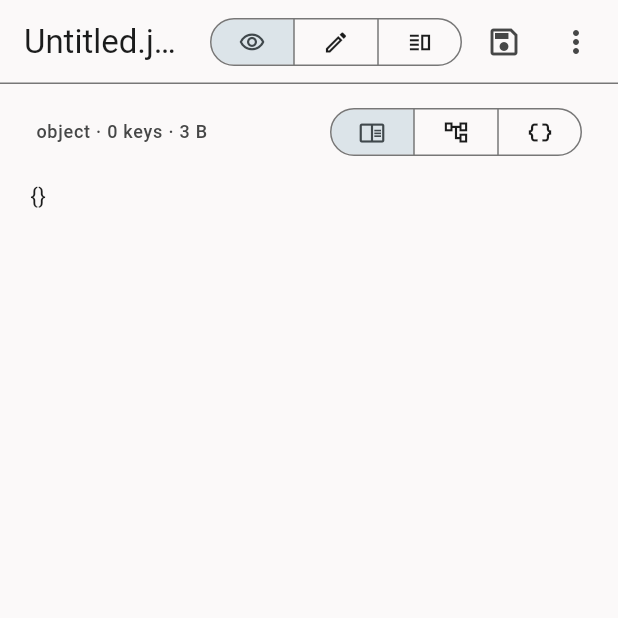
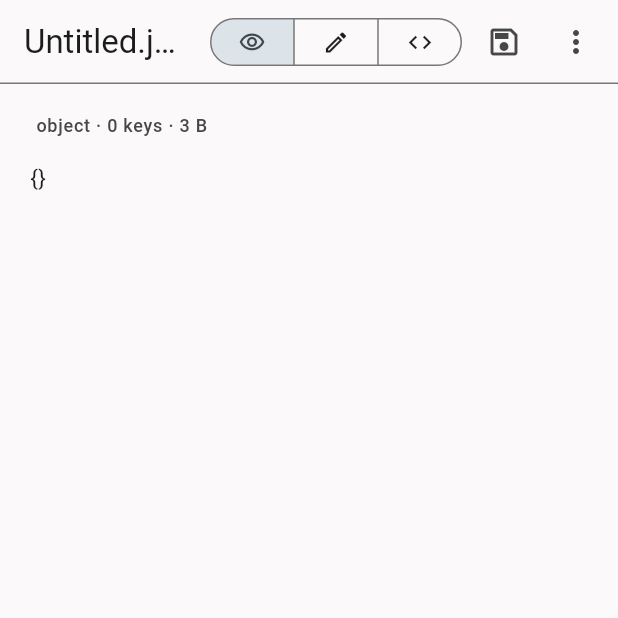
Before and after one commit to nicolasasauer/json-viewer, a Flutter app: the screen it shows after launch, after a tap on "New", after a tap on the "visibility" icon, on a phone screen of 412 x 824 dp, the top half of it. Run offline on Flutter 3.47's test engine with Material 3 defaults, Android fonts, the phone set to English and light mode, and no system bars.

Commit message:
Simplify navigation to three tabs: View, Form, Text
One switcher instead of three nested ones: View (rendered, read-only),
Form (structured editing) and Text (raw file, editable). Split view is
offered as a fourth tab on wide screens only and falls back to Text when
the screen gets narrow. Tree view and search moved to the overflow menu.

Co-Authored-By: Claude Opus 5.5 <noreply@anthropic.com>
Claude-Session: https://claude.ai/code/session_01HwmPg4ConTwySKttfVScuD

```diff
--- a/lib/src/json_editor.dart
+++ b/lib/src/json_editor.dart
@@ -15,7 +15,6 @@ class JsonEditor extends StatelessWidget {
     required this.onMinify,
     required this.onErrorTap,
     this.scrollController,
-    this.onSwitchToForm,
   });
 
   final TextEditingController controller;
@@ -29,9 +28,6 @@ class JsonEditor extends StatelessWidget {
   final VoidCallback onMinify;
   final VoidCallback onErrorTap;
   final ScrollController? scrollController;
-
-  /// Shows a "Form" button in the symbol bar when set.
-  final VoidCallback? onSwitchToForm;
 
   /// Inserts [text] at the cursor (replacing any selection) and places the
   /// cursor [cursorBack] characters before the end of the inserted text.
@@ -83,12 +79,7 @@ class JsonEditor extends StatelessWidget {
           ),
         ),
         const Divider(height: 1),
-        _SymbolBar(
-          onInsert: _insert,
-          onFormat: onFormat,
-          onMinify: onMinify,
-          onSwitchToForm: onSwitchToForm,
-        ),
+        _SymbolBar(onInsert: _insert, onFormat: onFormat, onMinify: onMinify),
         _StatusLine(
           parseResult: parseResult,
           upToDate: upToDate,
@@ -104,13 +95,11 @@ class _SymbolBar extends StatelessWidget {
     required this.onInsert,
     required this.onFormat,
     required this.onMinify,
-    this.onSwitchToForm,
   });
 
   final void Function(String text, {int cursorBack}) onInsert;
   final VoidCallback onFormat;
   final VoidCallback onMinify;
-  final VoidCallback? onSwitchToForm;
 
   @override
   Widget build(BuildContext context) {
@@ -132,14 +121,6 @@ class _SymbolBar extends StatelessWidget {
         scrollDirection: Axis.horizontal,
         padding: const EdgeInsets.symmetric(horizontal: 8),
         children: [
-          if (onSwitchToForm != null) ...[
-            TextButton.icon(
-              onPressed: onSwitchToForm,
-              icon: const Icon(Icons.dynamic_form_outlined, size: 18),
-              label: const Text('Form'),
-            ),
-            const VerticalDivider(indent: 10, endIndent: 10),
-          ],
           symbol('{ }', '{}', back: 1),
           symbol('[ ]', '[]', back: 1),
           symbol('" "', '""', back: 1),
--- a/lib/src/viewer_page.dart
+++ b/lib/src/viewer_page.dart
@@ -13,9 +13,11 @@ import 'json_tools.dart';
 import 'json_tree_view.dart';
 import 'readable_view.dart';
 
-enum ViewMode { view, edit, split }
+/// The tabs at the top. [split] is only offered on wide screens.
+enum ViewMode { view, form, text, split }
 
-enum ViewStyle { readable, tree, text }
+/// How the view tab presents the document.
+enum ViewStyle { readable, tree }
 
 enum _DiscardChoice { cancel, discard, save }
 
@@ -47,14 +49,16 @@ class _ViewerPageState extends State<ViewerPage> {
   ViewStyle _style = ViewStyle.readable;
   bool _humanizeKeys = true;
 
-  /// Raw text view: show the file formatted instead of exactly as stored.
-  bool _formatRaw = false;
   double _fontSize = 14;
   bool _searching = false;
   bool _syncScroll = true;
 
-  /// Edit mode shows the form editor (true) or the text editor (false).
-  bool _formEditor = true;
+  /// Whether the screen is wide enough for split view (set in build).
+  bool _wide = false;
+
+  /// The mode actually shown: split falls back to text on narrow screens.
+  ViewMode get _shown =>
+      _mode == ViewMode.split && !_wide ? ViewMode.text : _mode;
 
   /// Undo/redo for form edits (the text editor has its own history).
   final List<String> _undo = [];
@@ -66,8 +70,6 @@ class _ViewerPageState extends State<ViewerPage> {
   JsonParseResult _parsed = parseJson('');
   String _parsedText = '';
   Timer? _parseTimer;
-  String? _prettyCache;
-  Object? _prettyCacheValue;
 
   bool get _dirty => _hasDocument && _controller.text != _savedText;
 
@@ -132,8 +134,7 @@ class _ViewerPageState extends State<ViewerPage> {
       _fileName = name;
       _uri = null;
       _savedText = text;
-      _mode = ViewMode.edit;
-      _formEditor = true;
+      _mode = ViewMode.form;
       _searching = false;
       _undo.clear();
       _redo.clear();
@@ -159,7 +160,7 @@ class _ViewerPageState extends State<ViewerPage> {
                 onPressed: () async {
                   if (!await _confirmDiscard() || !mounted) return;
                   _newDocument(text: text, name: 'Pasted.json');
-                  setState(() => _formEditor = false);
+                  setState(() => _mode = ViewMode.text);
                 },
               ),
       );
@@ -226,14 +227,6 @@ class _ViewerPageState extends State<ViewerPage> {
     _parseTimer?.cancel();
     if (_controller.text != _parsedText) _reparse();
     return _parsed;
-  }
-
-  String _prettyText(Object? value) {
-    if (_prettyCache == null || !identical(_prettyCacheValue, value)) {
-      _prettyCache = prettyJson(value);
-      _prettyCacheValue = value;
-    }
-    return _prettyCache!;
   }
 
   // ---- Actions --------------------------------------------------------------
@@ -347,7 +340,7 @@ class _ViewerPageState extends State<ViewerPage> {
     setState(() {
       _parseNow();
       _mode = mode;
-      if (mode == ViewMode.edit) _searching = false;
+      if (mode == ViewMode.form || mode == ViewMode.text) _searching = false;
     });
   }
 
@@ -379,8 +372,9 @@ class _ViewerPageState extends State<ViewerPage> {
 
   void _jumpToError() {
     final offset = _parsed.error?.offset;
-    if (_mode == ViewMode.view) _setMode(ViewMode.edit);
-    if (_formEditor) setState(() => _formEditor = false);
+    if (_shown != ViewMode.text && _shown != ViewMode.split) {
+      _setMode(ViewMode.text);
+    }
     if (offset != null) {
       final o = offset.clamp(0, _controller.text.length);
       _controller.selection = TextSelection.collapsed(offset: o);
@@ -430,7 +424,7 @@ class _ViewerPageState extends State<ViewerPage> {
       });
       return;
     }
-    if (_mode == ViewMode.edit) {
+    if (_mode != ViewMode.view) {
       _setMode(ViewMode.view);
       return;
     }
@@ -444,8 +438,9 @@ class _ViewerPageState extends State<ViewerPage> {
   @override
   Widget build(BuildContext context) {
     final wide = MediaQuery.sizeOf(context).width >= 720;
+    _wide = wide;
     return PopScope(
-      canPop: !_dirty && !_searching && _mode != ViewMode.edit,
+      canPop: !_dirty && !_searching && _mode == ViewMode.view,
       onPopInvokedWithResult: (didPop, _) {
         if (!didPop) _handleBack();
       },
@@ -468,7 +463,7 @@ class _ViewerPageState extends State<ViewerPage> {
     final canSave = _hasDocument && (_dirty || _uri == null);
     final treeAvailable =
         _hasDocument &&
-        _mode != ViewMode.edit &&
+        (_shown == ViewMode.view || _shown == ViewMode.split) &&
         _style == ViewStyle.tree &&
         _parsed.isValid;
 
@@ -505,18 +500,24 @@ class _ViewerPageState extends State<ViewerPage> {
               visualDensity: VisualDensity.compact,
               tapTargetSize: MaterialTapTargetSize.shrinkWrap,
             ),
-            segments: const [
-              ButtonSegment(
+            segments: [
+              const ButtonSegment(
                 value: ViewMode.view,
                 icon: Icon(Icons.visibility_outlined, semanticLabel: 'View'),
                 tooltip: 'View',
               ),
-              ButtonSegment(
-                value: ViewMode.edit,
-                icon: Icon(Icons.edit_outlined, semanticLabel: 'Edit'),
-                tooltip: 'Edit',
+              const ButtonSegment(
+                value: ViewMode.form,
+                icon: Icon(Icons.edit_outlined, semanticLabel: 'Form'),
+                tooltip: 'Form',
               ),
-              ButtonSegment(
+              const ButtonSegment(
+                value: ViewMode.text,
+                icon: Icon(Icons.code, semanticLabel: 'Text'),
+                tooltip: 'Text',
+              ),
+              if (wide)
+                const ButtonSegment(
                   value: ViewMode.split,
                   icon: Icon(
                     Icons.vertical_split_outlined,
@@ -525,7 +526,7 @@ class _ViewerPageState extends State<ViewerPage> {
                   tooltip: 'Split view',
                 ),
             ],
-            selected: {_mode},
+            selected: {_shown},
             onSelectionChanged: (s) => _setMode(s.first),
           ),
         const SizedBox(width: 4),
@@ -614,7 +615,26 @@ class _ViewerPageState extends State<ViewerPage> {
           ),
         ),
       if (_hasDocument) const PopupMenuDivider(),
-      if (treeAvailable && !wide)
+      if (valid && (_shown == ViewMode.view || _shown == ViewMode.split)) ...[
+        CheckedPopupMenuItem(
+          value: () => setState(() {
+            _style = _style == ViewStyle.tree
+                ? ViewStyle.readable
+                : ViewStyle.tree;
+            _searching = false;
+          }),
+          checked: _style == ViewStyle.tree,
+          child: const Text('Tree view'),
+        ),
+        if (_style == ViewStyle.readable)
+          CheckedPopupMenuItem(
+            value: () => setState(() => _humanizeKeys = !_humanizeKeys),
+            checked: _humanizeKeys,
+            child: const Text('Friendly key names'),
+          ),
+      ],
+      if (treeAvailable) ...[
+        if (!wide)
           PopupMenuItem(
             value: () => setState(() => _searching = true),
             child: const ListTile(
@@ -622,16 +642,6 @@ class _ViewerPageState extends State<ViewerPage> {
               title: Text('Search'),
             ),
           ),
-      if (valid && _mode != ViewMode.edit) ...[
-        if (_style == ViewStyle.readable)
-          CheckedPopupMenuItem(
-            value: () => setState(() => _humanizeKeys = !_humanizeKeys),
-            checked: _humanizeKeys,
-            child: const Text('Friendly key names'),
-          ),
-        const PopupMenuDivider(),
-      ],
-      if (treeAvailable) ...[
         PopupMenuItem(
           value: () => _tree.expandAll(_parsed.value),
           child: const ListTile(
@@ -647,28 +657,12 @@ class _ViewerPageState extends State<ViewerPage> {
           ),
         ),
       ],
-      if (_mode == ViewMode.split)
+      if (_shown == ViewMode.split)
         CheckedPopupMenuItem(
           value: () => setState(() => _syncScroll = !_syncScroll),
           checked: _syncScroll,
           child: const Text('Sync scrolling'),
         ),
-      if (valid) ...[
-        PopupMenuItem(
-          value: _format,
-          child: const ListTile(
-            leading: Icon(Icons.format_indent_increase),
-            title: Text('Format'),
-          ),
-        ),
-        PopupMenuItem(
-          value: _minify,
-          child: const ListTile(
-            leading: Icon(Icons.compress),
-            title: Text('Minify'),
-          ),
-        ),
-      ],
       if (!wide) ...[
         const PopupMenuDivider(),
         PopupMenuItem(
@@ -734,7 +728,7 @@ class _ViewerPageState extends State<ViewerPage> {
 
   Widget _buildBody(bool wide) {
     if (!_hasDocument) return _buildWelcome();
-    switch (_mode) {
+    switch (_shown) {
       case ViewMode.view:
         return Align(
           alignment: Alignment.topCenter,
@@ -745,22 +739,26 @@ class _ViewerPageState extends State<ViewerPage> {
             child: _buildViewer(),
           ),
         );
-      case ViewMode.edit:
-        return _buildEditor();
+      case ViewMode.form:
+        return _buildFormEditor();
+      case ViewMode.text:
+        return _buildTextEditor();
       case ViewMode.split:
-        final divider = wide
-            ? const VerticalDivider(width: 1)
-            : const Divider(height: 1);
-        final children = [
+        return Row(
+          children: [
             Expanded(
-            child: _syncedPane(_editorScroll, _viewerScroll, _buildEditor()),
+              child: _syncedPane(
+                _editorScroll,
+                _viewerScroll,
+                _buildTextEditor(),
               ),
-          divider,
+            ),
+            const VerticalDivider(width: 1),
             Expanded(
               child: _syncedPane(_viewerScroll, _editorScroll, _buildViewer()),
             ),
-        ];
-        return wide ? Row(children: children) : Column(children: children);
+          ],
+        );
     }
   }
 
@@ -848,7 +846,7 @@ class _ViewerPageState extends State<ViewerPage> {
   }
 
   Widget _buildViewer() {
-    final parsed = _mode == ViewMode.split ? _parsed : _parseNow();
+    final parsed = _shown == ViewMode.split ? _parsed : _parseNow();
     final theme = Theme.of(context);
     final mono = TextStyle(
       fontFamily: 'monospace',
@@ -882,7 +880,7 @@ class _ViewerPageState extends State<ViewerPage> {
               ),
             ),
           ),
-          if (_mode == ViewMode.view) ...[
+          if (_shown == ViewMode.view) ...[
             const SizedBox(height: 12),
             SelectableText(_controller.text, style: mono),
           ],
@@ -891,30 +889,7 @@ class _ViewerPageState extends State<ViewerPage> {
     }
 
     final value = parsed.value;
-    if (_style == ViewStyle.text) {
-      // Raw text: the document exactly as stored (or formatted on request,
-      // without changing the document).
-      final text = _formatRaw ? _prettyText(value) : _controller.text;
-      final span = text.length > JsonEditingController.highlightLimit
-          ? TextSpan(text: text, style: mono)
-          : highlightJson(text, JsonColors.of(context), mono);
-      return SingleChildScrollView(
-        controller: _mode == ViewMode.split ? _viewerScroll : null,
-        padding: const EdgeInsets.fromLTRB(0, 0, 0, 32),
-        child: Column(
-          crossAxisAlignment: CrossAxisAlignment.stretch,
-          children: [
-            _buildSummary(value),
-            Padding(
-              padding: const EdgeInsets.symmetric(horizontal: 16),
-              child: SelectableText.rich(span),
-            ),
-          ],
-        ),
-      );
-    }
-
-    final split = _mode == ViewMode.split;
+    final split = _shown == ViewMode.split;
     if (_style == ViewStyle.readable) {
       return ReadableJsonView(
         value: value,
@@ -937,7 +912,6 @@ class _ViewerPageState extends State<ViewerPage> {
     );
   }
 
-  /// Summary line (type, size) with the view style switcher.
   Widget _buildSummary(Object? value, {double horizontalPadding = 16}) {
     final theme = Theme.of(context);
     final parts = [
@@ -946,81 +920,17 @@ class _ViewerPageState extends State<ViewerPage> {
       formatBytes(_controller.text.length),
     ].where((s) => s.isNotEmpty);
     return Padding(
-      padding: EdgeInsets.fromLTRB(horizontalPadding, 8, horizontalPadding, 8),
-      child: Wrap(
-        alignment: WrapAlignment.spaceBetween,
-        crossAxisAlignment: WrapCrossAlignment.center,
-        spacing: 12,
-        runSpacing: 8,
-        children: [
-          Text(
+      padding: EdgeInsets.fromLTRB(horizontalPadding, 12, horizontalPadding, 8),
+      child: Text(
         parts.join(' · '),
         style: theme.textTheme.labelMedium?.copyWith(
           color: theme.colorScheme.onSurfaceVariant,
         ),
       ),
-          Row(
-            mainAxisSize: MainAxisSize.min,
-            children: [
-              if (_style == ViewStyle.text) ...[
-                FilterChip(
-                  label: const Text('Formatted'),
-                  selected: _formatRaw,
-                  visualDensity: VisualDensity.compact,
-                  onSelected: (v) => setState(() => _formatRaw = v),
-                ),
-                const SizedBox(width: 8),
-              ],
-              SegmentedButton<ViewStyle>(
-                showSelectedIcon: false,
-                style: const ButtonStyle(
-                  visualDensity: VisualDensity.compact,
-                  tapTargetSize: MaterialTapTargetSize.shrinkWrap,
-                ),
-                segments: const [
-                  ButtonSegment(
-                    value: ViewStyle.readable,
-                    tooltip: 'Readable view',
-                    icon: Icon(
-                      Icons.chrome_reader_mode_outlined,
-                      size: 18,
-                      semanticLabel: 'Readable view',
-                    ),
-                  ),
-                  ButtonSegment(
-                    value: ViewStyle.tree,
-                    tooltip: 'Tree view',
-                    icon: Icon(
-                      Icons.account_tree_outlined,
-                      size: 18,
-                      semanticLabel: 'Tree view',
-                    ),
-                  ),
-                  ButtonSegment(
-                    value: ViewStyle.text,
-                    tooltip: 'Raw text',
-                    icon: Icon(
-                      Icons.data_object,
-                      size: 18,
-                      semanticLabel: 'Raw text',
-                    ),
-                  ),
-                ],
-                selected: {_style},
-                onSelectionChanged: (s) => setState(() {
-                  _style = s.first;
-                  if (_style != ViewStyle.tree) _searching = false;
-                }),
-              ),
-            ],
-          ),
-        ],
-      ),
     );
   }
 
-  Widget _buildEditor() {
-    if (_mode == ViewMode.edit && _formEditor) return _buildFormEditor();
+  Widget _buildTextEditor() {
     return JsonEditor(
       controller: _controller,
       focusNode: _editorFocus,
@@ -1030,13 +940,7 @@ class _ViewerPageState extends State<ViewerPage> {
       onFormat: _format,
       onMinify: _minify,
       onErrorTap: _jumpToError,
-      scrollController: _mode == ViewMode.split ? _editorScroll : null,
-      onSwitchToForm: _mode == ViewMode.edit
-          ? () => setState(() {
-              _parseNow();
-              _formEditor = true;
-            })
-          : null,
+      scrollController: _shown == ViewMode.split ? _editorScroll : null,
     );
   }
 
@@ -1074,11 +978,8 @@ class _ViewerPageState extends State<ViewerPage> {
                     style: TextStyle(color: theme.colorScheme.onErrorContainer),
                   ),
                   trailing: TextButton(
-                    onPressed: () {
-                      setState(() => _formEditor = false);
-                      _jumpToError();
-                    },
-                    child: const Text('Fix in text'),
+                    onPressed: _jumpToError,
+                    child: const Text('Fix in Text tab'),
                   ),
                 ),
               ),
@@ -1105,12 +1006,6 @@ class _ViewerPageState extends State<ViewerPage> {
                   onPressed: _redo.isEmpty ? null : _redoEdit,
                 ),
                 const Spacer(),
-                TextButton.icon(
-                  onPressed: () => setState(() => _formEditor = false),
-                  icon: const Icon(Icons.data_object),
-                  label: const Text('Edit as text'),
-                ),
-                const SizedBox(width: 8),
               ],
             ),
           ),
```
Also changed, not shown: 3 other files. Lines whose indentation alone changed are shown as unchanged.
